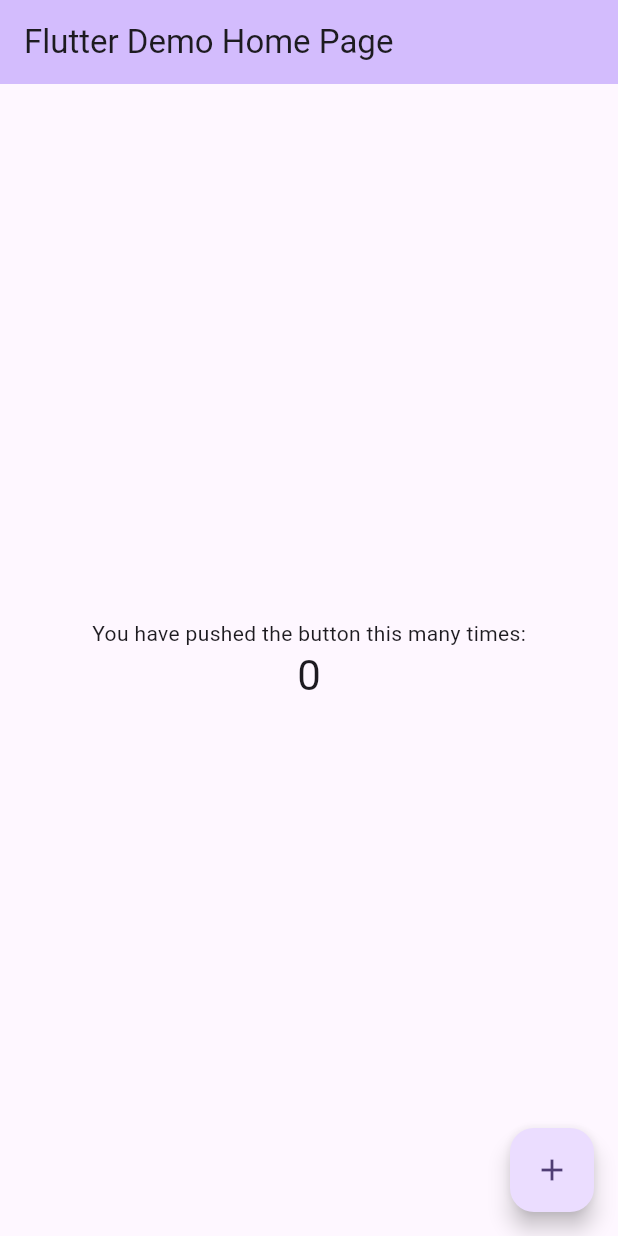
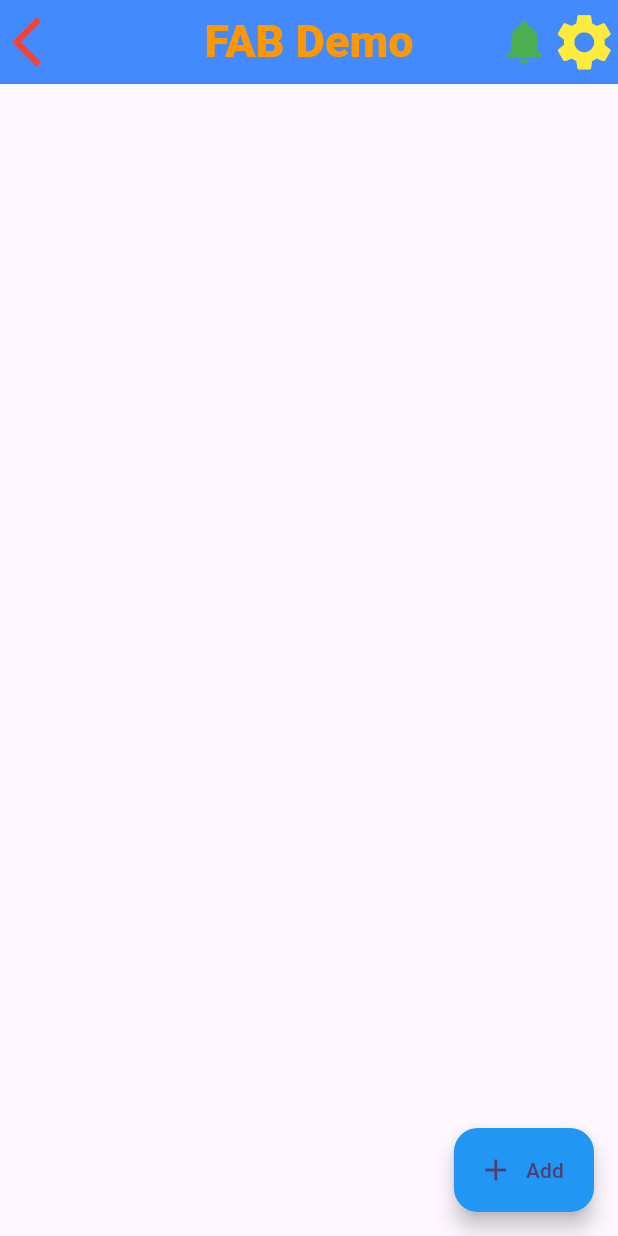
Before and after one commit to AbRehman536/Flutter_sec_8, a Flutter app: the screen it shows after launch, on a phone screen of 412 x 824 dp. Run offline on Flutter 3.47's test engine with Material 3 defaults, Android fonts, the phone set to English and light mode, and no system bars.

Commit message:
Initial Commit

```diff
--- /dev/null
+++ b/lib/fab_demo.dart
@@ -0,0 +1,32 @@
+import 'package:flutter/material.dart';
+
+class FABDemo extends StatelessWidget {
+  const FABDemo({super.key});
+
+  @override
+  Widget build(BuildContext context) {
+    return Scaffold(
+      appBar: AppBar(
+        backgroundColor: Colors.blueAccent,
+        leading: Icon(Icons.arrow_back_ios,color: Colors.red,size: 40,),
+        title: Text("FAB Demo",style: TextStyle(
+          color: Colors.orange,
+          fontSize: 30,
+          fontWeight: FontWeight.w900
+        ),),
+        centerTitle: true,
+        actions: [
+          Icon(Icons.notifications,color: Colors.green,size: 35,),
+          Icon(Icons.settings,color: Colors.yellow,size: 45,),
+        ],
+      ),
+      floatingActionButton: FloatingActionButton.extended(
+        backgroundColor: Colors.blue,
+        onPressed: () {  },
+        label: Text("Add"),
+        icon: Icon(Icons.add),
+
+      ),
+    );
+  }
+}
--- a/lib/main.dart
+++ b/lib/main.dart
@@ -1,4 +1,6 @@
 import 'package:flutter/material.dart';
+import 'package:flutter_sec_8/appbar_demo.dart';
+import 'package:flutter_sec_8/fab_demo.dart';
 
 void main() {
   runApp(const MyApp());
@@ -31,7 +33,7 @@
         colorScheme: ColorScheme.fromSeed(seedColor: Colors.deepPurple),
         useMaterial3: true,
       ),
-      home: const MyHomePage(title: 'Flutter Demo Home Page'),
+      home: FABDemo(),
     );
   }
 }
```
Also changed, not shown: lib/appbar_demo.dart (added, +22 -0 lines), pubspec.lock, 1 other file.
